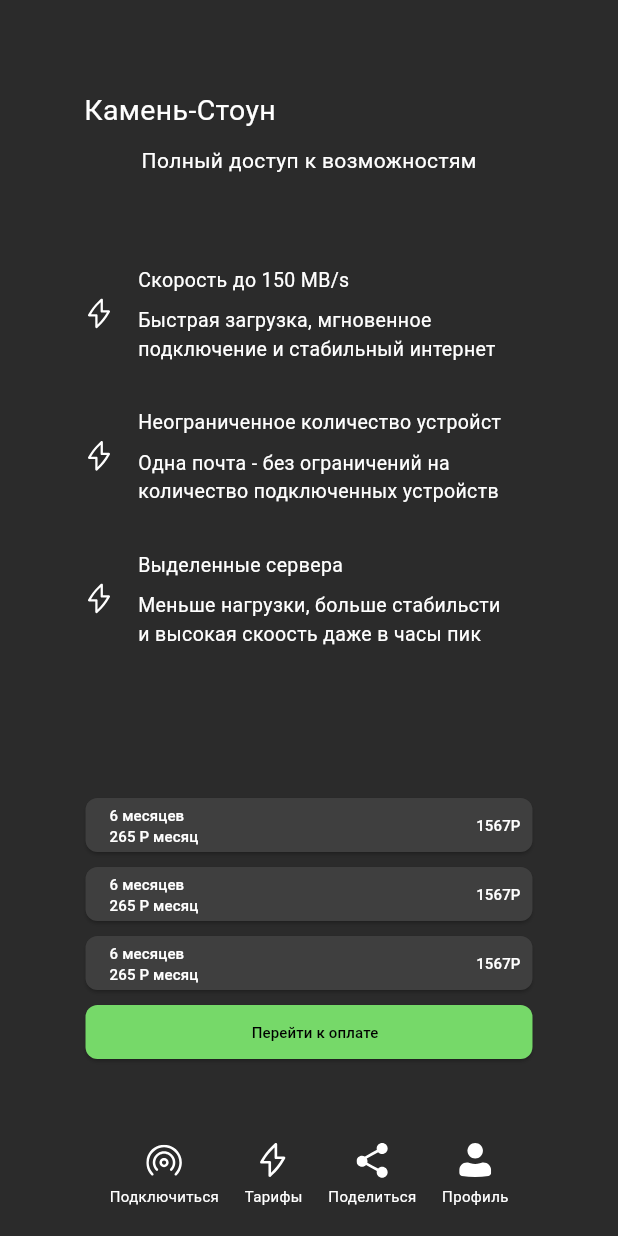
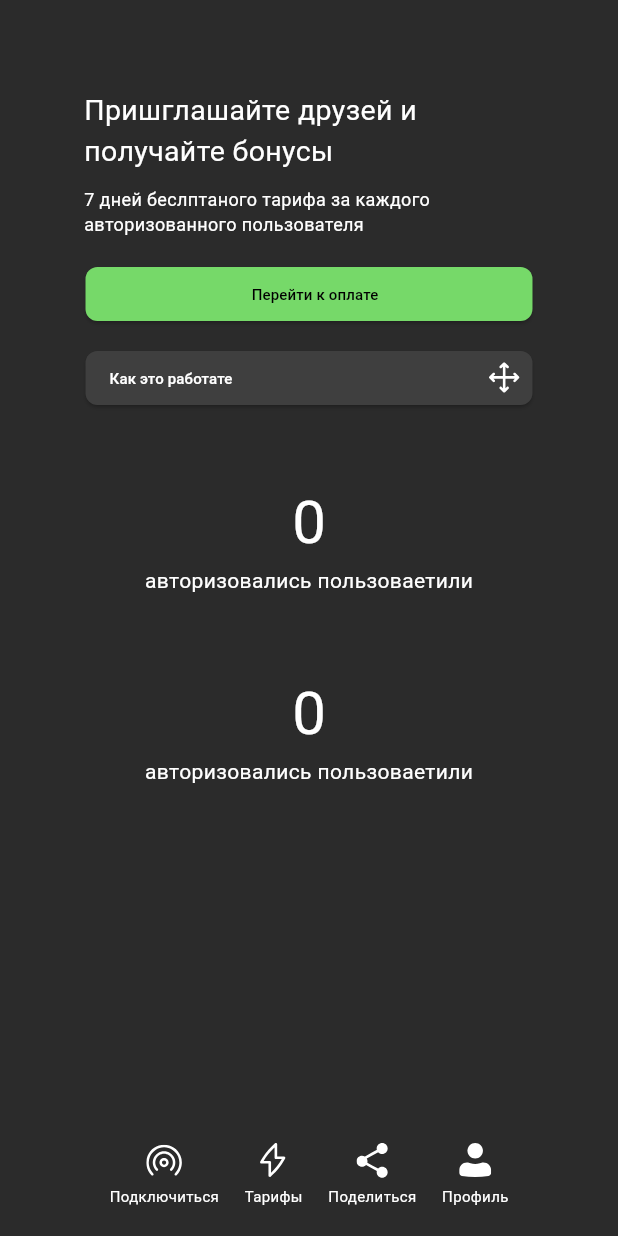
Before and after one commit to PPavell234/flutterproj, a Flutter app: the tarifPage screen opened directly, after a tap on "Поделиться", on a phone screen of 412 x 824 dp. Run offline on Flutter 3.47's test engine with Material 3 defaults, Android fonts, the phone set to English and light mode, and no system bars; our stand-ins replace flutter_svg.

Commit message:
Добавление страницы Share

```diff
--- /dev/null
+++ b/lib/pages/share.dart
@@ -0,0 +1,249 @@
+import 'package:flutter/cupertino.dart';
+import 'package:flutter/material.dart';
+import 'package:flutter_svg/svg.dart';
+import 'package:flutterproj/pages/pageM.dart';
+import 'package:flutterproj/pages/tarifPage.dart';
+
+class share extends StatefulWidget {
+  const share({super.key});
+
+  @override
+  State<share> createState() => _shareState();
+}
+
+class _shareState extends State<share> {
+  @override
+  Widget build(BuildContext context) {
+    return Scaffold(
+      backgroundColor: const Color(0xFF2B2B2B),
+      body: Center(
+        child: SizedBox(
+          width: 300,
+          child: Column(
+            children: [
+              const Padding(
+                padding: EdgeInsets.only(top: 60),  // 👈 отступ только сверху
+                child: Row(
+                  children: [
+                    SizedBox(
+                      width: 250,
+                      child: Column(
+                        children: [
+                          Text(
+                            'Пришглашайте друзей и получайте бонусы',
+                            style: TextStyle(fontSize: 19, color: Colors.white),
+                          ),
+
+                        ],
+                      ),
+                    ),
+
+                  ],
+                ),
+              ),
+              const SizedBox(height: 10),
+              Text(
+                '7 дней беслптаного тарифа за каждого авторизованного пользователя',
+                style: TextStyle(fontSize: 12, color: Colors.white),
+              ),
+
+              const SizedBox(height: 20),
+
+              // Кнопка с Row внутри
+              SizedBox(
+                width: 298,
+                height: 36,
+                child: ElevatedButton(
+                  onPressed: () {},
+                  style: ElevatedButton.styleFrom(
+                    backgroundColor: const Color(0xFF76D969),
+                    padding: EdgeInsets.zero,
+                    shape: RoundedRectangleBorder(
+                      borderRadius: BorderRadius.circular(8),
+                    ),
+                  ),
+                  child: Row(
+                    mainAxisAlignment: MainAxisAlignment.spaceBetween,
+                    crossAxisAlignment: CrossAxisAlignment.center,
+                    children: [
+                      const SizedBox(width: 8),
+
+                      // SVG иконка 1
+
+                      const SizedBox(width: 8),
+
+                      const Expanded(
+                        child: Column(
+                          crossAxisAlignment: CrossAxisAlignment.center,
+                          mainAxisAlignment: MainAxisAlignment.center,
+                          children: [
+                            Text(
+                              'Перейти к оплате',
+                              style: TextStyle(fontSize: 10, color: Colors.black),
+                              maxLines: 1,
+                              overflow: TextOverflow.ellipsis,
+                            ),
+                          ],
+                        ),
+                      ),
+
+
+
+                      const SizedBox(width: 8),
+                    ],
+                  ),
+                ),
+              ),
+
+              const SizedBox(height: 20),
+
+
+              // Кнопка с Row внутри
+              SizedBox(
+
+                width: 298,
+                height: 36,
+
+                child: ElevatedButton(
+
+                  onPressed: () {},
+                  style: ElevatedButton.styleFrom(
+                    backgroundColor: const Color(0xFF3F3F3F),
+                    padding: EdgeInsets.zero,
+                    shape: RoundedRectangleBorder(
+                      borderRadius: BorderRadius.circular(8),
+                    ),
+                  ),
+                  child: Row(
+                    mainAxisAlignment: MainAxisAlignment.spaceBetween,
+                    crossAxisAlignment: CrossAxisAlignment.center,
+                    children: [
+                      const SizedBox(width: 8),
+
+                      // SVG иконка 1
+
+                      const SizedBox(width: 8),
+
+                      const Expanded(
+                        child: Column(
+                          crossAxisAlignment: CrossAxisAlignment.start,
+                          mainAxisAlignment: MainAxisAlignment.center,
+                          children: [
+                            Text(
+                              'Как это работате',
+                              style: TextStyle(fontSize: 10, color: Colors.white),
+                              maxLines: 1,
+                              overflow: TextOverflow.ellipsis,
+                            ),
+
+                          ],
+                        ),
+                      ),
+
+                      SvgPicture.asset(
+                        'images/IconPage1.svg',
+                        width: 21,
+                        height: 21,
+                        colorFilter: ColorFilter.mode(Colors.white, BlendMode.srcIn),
+                      ),
+
+                      const SizedBox(width: 8),
+                    ],
+                  ),
+                ),
+              ),
+
+              SizedBox(
+                child: Column(
+                  children: [
+                    const SizedBox(height: 50),
+                    Text(
+                      '0',
+                      style: TextStyle(fontSize: 40, color: Colors.white),
+                      overflow: TextOverflow.ellipsis,
+                    ),
+                    Text(
+                      'авторизовались пользоваетили',
+                      style: TextStyle(fontSize: 14, color: Colors.white),
+                      overflow: TextOverflow.ellipsis,
+                    ),
+                  ],
+                ),
+              ),
+              SizedBox(
+                child: Column(
+                  children: [
+                    const SizedBox(height: 50),
+                    Text(
+                      '0',
+                      style: TextStyle(fontSize: 40, color: Colors.white),
+                      overflow: TextOverflow.ellipsis,
+                    ),
+                    Text(
+                      'авторизовались пользоваетили',
+                      style: TextStyle(fontSize: 14, color: Colors.white),
+                      overflow: TextOverflow.ellipsis,
+                    ),
+                  ],
+                ),
+              ),
+              const Spacer(),
+              // Нижняя навигация
+              Container(
+                padding: const EdgeInsets.only(bottom: 20),
+                child: Row(
+                  mainAxisAlignment: MainAxisAlignment.spaceEvenly,
+                  crossAxisAlignment: CrossAxisAlignment.center,
+                  children: [
+                    BottomItemSvg(
+                      asset: 'images/IconP1.svg',
+                      label: 'Подключиться',
+                      onTap: () {},
+                    ),
+                    BottomItemSvg(
+                      asset: 'images/IconP2.svg',
+                      label: 'Тарифы',
+                      onTap: () {
+                        Navigator.push(
+                          context,
+                          MaterialPageRoute(builder: (context) => const tarifPage()),
+                        );
+                      },
+                    ),
+                    BottomItemSvg(
+                      asset: 'images/IconP3.svg',
+                      label: 'Поделиться',
+                      onTap: () {
+                        Navigator.push(
+                          context,
+                          MaterialPageRoute(builder: (context) => const share()),
+                        );
+                      },
+                    ),
+                    BottomItemSvg(
+                      asset: 'images/IconP4.svg',
+                      label: 'Профиль',
+                      onTap: () {},
+                    ),
+                  ],
+                ),
+              ),
+
+
+
+
+
+
+
+
+
+            ],
+          ),
+
+
+
+        ),
+      ),
+    );
+  }
+}
--- a/lib/pages/tarifPage.dart
+++ b/lib/pages/tarifPage.dart
@@ -2,6 +2,7 @@ import 'package:flutter/cupertino.dart';
 import 'package:flutter/material.dart';
 import 'package:flutter_svg/svg.dart';
 import 'package:flutterproj/pages/pageM.dart';
+import 'package:flutterproj/pages/share.dart';
 
 class tarifPage extends StatefulWidget {
   const tarifPage({super.key});
@@ -405,7 +406,12 @@ class _tarifPageState extends State<tarifPage> {
                       BottomItemSvg(
                         asset: 'images/IconP3.svg',
                         label: 'Поделиться',
-                        onTap: () {},
+                        onTap: () {
+                          Navigator.push(
+                            context,
+                            MaterialPageRoute(builder: (context) => const share()),
+                          );
+                        },
                       ),
                       BottomItemSvg(
                         asset: 'images/IconP4.svg',
```
Also changed, not shown: lib/pages/connteciton.dart (added, +15 -0 lines), lib/pages/pageM.dart (+38 -20 lines), lib/pages/profile.dart (added, +15 -0 lines).
